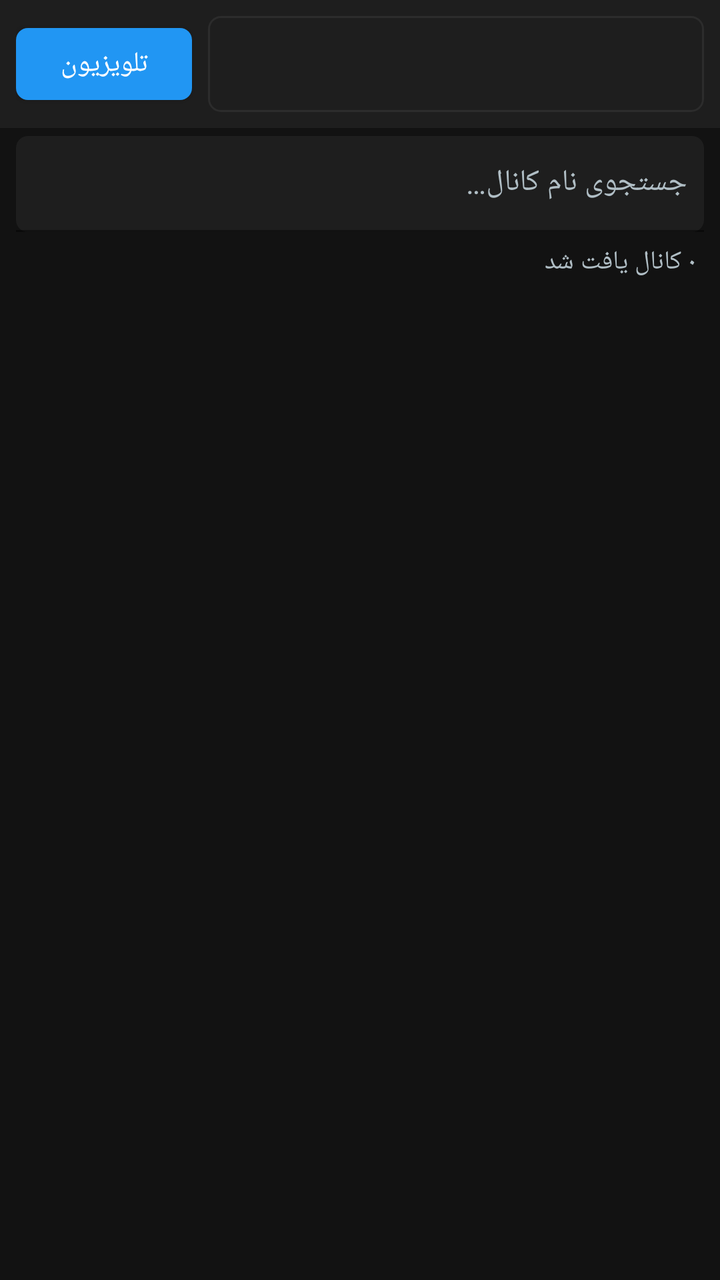
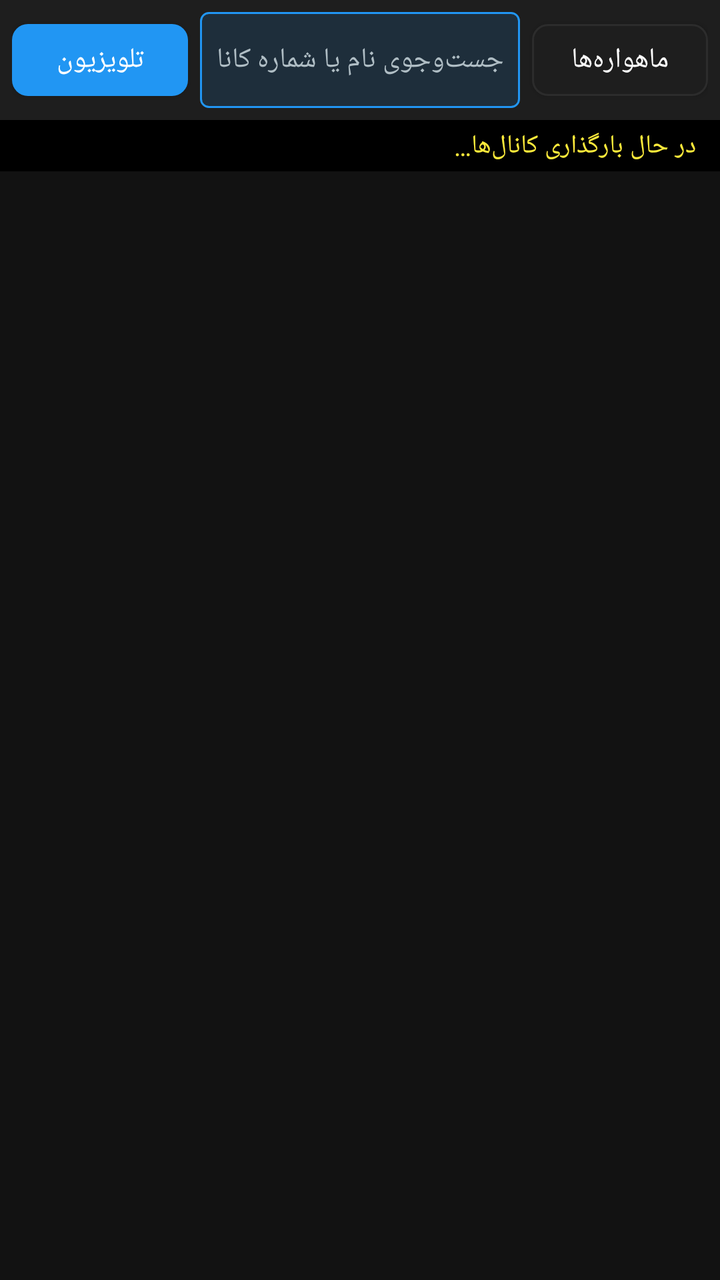

An Android layout rendered at two revisions. The XML below is the earlier revision; the diff shows what the commit changed to produce the second picture.
<!-- AndroidManifest.xml: application theme Theme.GMScreenAccessible -->
<!-- res/layout/fragment_channels.xml -->
<?xml version="1.0" encoding="utf-8"?>
<LinearLayout xmlns:android="http://schemas.android.com/apk/res/android"
    xmlns:app="http://schemas.android.com/apk/res-auto"
    android:layout_width="match_parent"
    android:layout_height="match_parent"
    android:orientation="vertical"
    android:background="@color/dark_bg">

    
    <LinearLayout
        android:id="@+id/containerPlayer"
        android:layout_width="match_parent"
        android:layout_height="220dp"
        android:orientation="vertical"
        android:background="@color/black"
        android:visibility="gone">

        <androidx.media3.ui.PlayerView
            android:id="@+id/playerView"
            android:layout_width="match_parent"
            android:layout_height="0dp"
            android:layout_weight="1"
            app:use_controller="true" />

        <LinearLayout
            android:layout_width="match_parent"
            android:layout_height="wrap_content"
            android:orientation="horizontal"
            android:background="@color/card_bg"
            android:padding="6dp"
            android:gravity="center_vertical">

            <TextView
                android:id="@+id/txtPlayerTitle"
                android:layout_width="0dp"
                android:layout_height="wrap_content"
                android:layout_weight="1"
                android:text="در حال پخش..."
                android:textColor="@color/text_primary"
                android:textSize="14sp"
                android:paddingStart="8dp"
                android:paddingEnd="8dp"
                android:singleLine="true" />

            <com.google.android.material.button.MaterialButton
                android:id="@+id/btnStopPlayer"
                android:layout_width="wrap_content"
                android:layout_height="40dp"
                android:text="@string/btn_stop_stream"
                android:textSize="13sp"
                android:textColor="@color/white"
                app:backgroundTint="@color/accent_red"
                app:cornerRadius="6dp" />
        </LinearLayout>
    </LinearLayout>

    
    <LinearLayout
        android:layout_width="match_parent"
        android:layout_height="wrap_content"
        android:orientation="horizontal"
        android:padding="8dp"
        android:gravity="center_vertical"
        android:background="@color/card_bg">

        
        <com.google.android.material.button.MaterialButton
            android:id="@+id/btnTvRadioToggle"
            android:layout_width="wrap_content"
            android:layout_height="48dp"
            android:text="@string/mode_tv"
            android:textSize="14sp"
            android:textColor="@color/white"
            app:backgroundTint="@color/primary"
            app:cornerRadius="6dp" />

        
        <Spinner
            android:id="@+id/spinnerSatellite"
            android:layout_width="0dp"
            android:layout_height="48dp"
            android:layout_weight="1"
            android:layout_marginStart="8dp"
            android:background="@drawable/spinner_bg"
            android:popupBackground="@color/card_bg"
            android:contentDescription="انتخاب ماهواره جهت فیلتر کانال‌ها" />

    </LinearLayout>

    
    <com.google.android.material.textfield.TextInputLayout
        android:id="@+id/layoutSearch"
        android:layout_width="match_parent"
        android:layout_height="wrap_content"
        android:paddingStart="8dp"
        android:paddingEnd="8dp"
        android:paddingTop="4dp"
        android:paddingBottom="4dp"
        android:hint="@string/search_channels_hint"
        android:textColorHint="@color/text_secondary"
        app:boxBackgroundColor="@color/card_bg"
        app:boxStrokeColor="@color/primary"
        app:boxCornerRadiusTopStart="6dp"
        app:boxCornerRadiusTopEnd="6dp"
        app:boxCornerRadiusBottomStart="6dp"
        app:boxCornerRadiusBottomEnd="6dp"
        app:endIconMode="clear_text">

        <com.google.android.material.textfield.TextInputEditText
            android:id="@+id/edtSearch"
            android:layout_width="match_parent"
            android:layout_height="48dp"
            android:padding="8dp"
            android:textColor="@color/text_primary"
            android:textSize="15sp"
            android:singleLine="true" />
    </com.google.android.material.textfield.TextInputLayout>

    
    <TextView
        android:id="@+id/txtChannelCount"
        android:layout_width="match_parent"
        android:layout_height="wrap_content"
        android:paddingStart="12dp"
        android:paddingEnd="12dp"
        android:paddingTop="2dp"
        android:paddingBottom="4dp"
        android:text="۰ کانال یافت شد"
        android:textColor="@color/text_secondary"
        android:textSize="13sp" />

    
    <androidx.recyclerview.widget.RecyclerView
        android:id="@+id/recyclerViewChannels"
        android:layout_width="match_parent"
        android:layout_height="0dp"
        android:layout_weight="1"
        android:clipToPadding="false"
        android:paddingBottom="12dp" />

</LinearLayout>
<!-- resources referenced by this layout -->
<resources>
  <color name="accent_red">#FFF44336</color>
  <color name="black">#FF000000</color>
  <color name="card_bg">#FF1E1E1E</color>
  <color name="dark_bg">#FF121212</color>
  <color name="primary">#FF2196F3</color>
  <color name="text_primary">#FFFFFFFF</color>
  <color name="text_secondary">#FFB0BEC5</color>
  <color name="white">#FFFFFFFF</color>
  <!-- drawable spinner_bg (drawable) -->
  <?xml version="1.0" encoding="utf-8"?>
  <shape xmlns:android="http://schemas.android.com/apk/res/android"
      android:shape="rectangle">
      <corners android:radius="6dp" />
      <solid android:color="@color/card_bg" />
      <stroke android:width="1dp" android:color="@color/divider" />
      <padding android:left="10dp" android:right="10dp" android:top="8dp" android:bottom="8dp" />
  </shape>
  <string name="btn_stop_stream">توقف پخش زنده</string>
  <string name="mode_tv">تلویزیون</string>
  <string name="search_channels_hint">جستجوی نام کانال…</string>
  <style name="Theme.GMScreenAccessible" parent="Theme.MaterialComponents.DayNight.NoActionBar">
          <item name="colorPrimary">@color/primary</item>
          <item name="colorPrimaryVariant">@color/primary_variant</item>
          <item name="colorOnPrimary">@color/white</item>
          <item name="colorSecondary">@color/secondary</item>
          <item name="android:statusBarColor">@color/dark_bg</item>
          <item name="android:windowBackground">@color/dark_bg</item>
      </style>
  <color name="divider">#FF2C2C2C</color>
  <color name="primary_variant">#FF1976D2</color>
  <color name="secondary">#FFFF9800</color>
</resources>

<!-- the commit's change to res/layout/fragment_channels.xml (unified diff, before → after) -->
@@ -8,60 +8,12 @@
 
     
     <LinearLayout
-        android:id="@+id/containerPlayer"
-        android:layout_width="match_parent"
-        android:layout_height="220dp"
-        android:orientation="vertical"
-        android:background="@color/black"
-        android:visibility="gone">
-
-        <androidx.media3.ui.PlayerView
-            android:id="@+id/playerView"
-            android:layout_width="match_parent"
-            android:layout_height="0dp"
-            android:layout_weight="1"
-            app:use_controller="true" />
-
-        <LinearLayout
-            android:layout_width="match_parent"
-            android:layout_height="wrap_content"
-            android:orientation="horizontal"
-            android:background="@color/card_bg"
-            android:padding="6dp"
-            android:gravity="center_vertical">
-
-            <TextView
-                android:id="@+id/txtPlayerTitle"
-                android:layout_width="0dp"
-                android:layout_height="wrap_content"
-                android:layout_weight="1"
-                android:text="در حال پخش..."
-                android:textColor="@color/text_primary"
-                android:textSize="14sp"
-                android:paddingStart="8dp"
-                android:paddingEnd="8dp"
-                android:singleLine="true" />
-
-            <com.google.android.material.button.MaterialButton
-                android:id="@+id/btnStopPlayer"
-                android:layout_width="wrap_content"
-                android:layout_height="40dp"
-                android:text="@string/btn_stop_stream"
-                android:textSize="13sp"
-                android:textColor="@color/white"
-                app:backgroundTint="@color/accent_red"
-                app:cornerRadius="6dp" />
-        </LinearLayout>
-    </LinearLayout>
-
-    
-    <LinearLayout
         android:layout_width="match_parent"
         android:layout_height="wrap_content"
         android:orientation="horizontal"
-        android:padding="8dp"
         android:gravity="center_vertical"
-        android:background="@color/card_bg">
+        android:background="@color/card_bg"
+        android:padding="6dp">
 
         
         <com.google.android.material.button.MaterialButton
@@ -69,65 +21,120 @@
             android:layout_width="wrap_content"
             android:layout_height="48dp"
             android:text="@string/mode_tv"
+            android:contentDescription="تغییر حالت به رادیو یا تلویزیون"
+            android:textColor="@color/white"
             android:textSize="14sp"
-            android:textColor="@color/white"
             app:backgroundTint="@color/primary"
-            app:cornerRadius="6dp" />
+            app:cornerRadius="8dp" />
 
         
-        <Spinner
-            android:id="@+id/spinnerSatellite"
+        <LinearLayout
             android:layout_width="0dp"
             android:layout_height="48dp"
             android:layout_weight="1"
-            android:layout_marginStart="8dp"
-            android:background="@drawable/spinner_bg"
-            android:popupBackground="@color/card_bg"
-            android:contentDescription="انتخاب ماهواره جهت فیلتر کانال‌ها" />
+            android:orientation="horizontal"
+            android:gravity="center_vertical"
+            android:background="@drawable/badge_bg"
+            android:layout_marginHorizontal="6dp"
+            android:paddingHorizontal="8dp">
+
+            <EditText
+                android:id="@+id/edtSearch"
+                android:layout_width="0dp"
+                android:layout_height="match_parent"
+                android:layout_weight="1"
+                android:background="@null"
+                android:hint="@string/search_channels_hint"
+                android:textColorHint="@color/text_secondary"
+                android:textColor="@color/text_primary"
+                android:textSize="14sp"
+                android:singleLine="true"
+                android:imeOptions="actionSearch" />
+
+            
+            <ImageButton
+                android:id="@+id/btnClearSearch"
+                android:layout_width="36dp"
+                android:layout_height="36dp"
+                android:background="?attr/selectableItemBackgroundBorderless"
+                android:src="@android:drawable/ic_menu_close_clear_cancel"
+                android:contentDescription="@string/btn_clear_search"
+                android:visibility="gone"
+                app:tint="@color/text_secondary" />
+        </LinearLayout>
+
+        
+        <com.google.android.material.button.MaterialButton
+            android:id="@+id/btnSatelliteFilter"
+            android:layout_width="wrap_content"
+            android:layout_height="48dp"
+            android:text="ماهواره‌ها"
+            android:contentDescription="انتخاب و فیلتر ماهواره"
+            android:textColor="@color/text_primary"
+            android:textSize="14sp"
+            app:strokeColor="@color/divider"
+            app:strokeWidth="1dp"
+            app:backgroundTint="@color/card_bg"
+            app:cornerRadius="8dp" />
 
     </LinearLayout>
-
-    
-    <com.google.android.material.textfield.TextInputLayout
-        android:id="@+id/layoutSearch"
-        android:layout_width="match_parent"
-        android:layout_height="wrap_content"
-        android:paddingStart="8dp"
-        android:paddingEnd="8dp"
-        android:paddingTop="4dp"
-        android:paddingBottom="4dp"
-        android:hint="@string/search_channels_hint"
-        android:textColorHint="@color/text_secondary"
-        app:boxBackgroundColor="@color/card_bg"
-        app:boxStrokeColor="@color/primary"
-        app:boxCornerRadiusTopStart="6dp"
-        app:boxCornerRadiusTopEnd="6dp"
-        app:boxCornerRadiusBottomStart="6dp"
-        app:boxCornerRadiusBottomEnd="6dp"
-        app:endIconMode="clear_text">
-
-        <com.google.android.material.textfield.TextInputEditText
-            android:id="@+id/edtSearch"
-            android:layout_width="match_parent"
-            android:layout_height="48dp"
-            android:padding="8dp"
-            android:textColor="@color/text_primary"
-            android:textSize="15sp"
-            android:singleLine="true" />
-    </com.google.android.material.textfield.TextInputLayout>
 
     
     <TextView
         android:id="@+id/txtChannelCount"
         android:layout_width="match_parent"
         android:layout_height="wrap_content"
-        android:paddingStart="12dp"
-        android:paddingEnd="12dp"
-        android:paddingTop="2dp"
-        android:paddingBottom="4dp"
-        android:text="۰ کانال یافت شد"
-        android:textColor="@color/text_secondary"
-        android:textSize="13sp" />
+        android:background="@color/black"
+        android:paddingHorizontal="12dp"
+        android:paddingVertical="4dp"
+        android:text="در حال بارگذاری کانال‌ها…"
+        android:textColor="@color/accent_yellow"
+        android:textSize="13sp"
+        android:focusable="true" />
+
+    
+    <LinearLayout
+        android:id="@+id/containerPlayer"
+        android:layout_width="match_parent"
+        android:layout_height="wrap_content"
+        android:orientation="vertical"
+        android:background="@color/black"
+        android:visibility="gone">
+
+        <LinearLayout
+            android:layout_width="match_parent"
+            android:layout_height="wrap_content"
+            android:orientation="horizontal"
+            android:gravity="center_vertical"
+            android:padding="6dp">
+
+            <TextView
+                android:id="@+id/txtPlayerTitle"
+                android:layout_width="0dp"
+                android:layout_height="wrap_content"
+                android:layout_weight="1"
+                android:text="پخش زنده"
+                android:textColor="@color/white"
+                android:textSize="15sp"
+                android:textStyle="bold" />
+
+            <com.google.android.material.button.MaterialButton
+                android:id="@+id/btnStopPlayer"
+                android:layout_width="wrap_content"
+                android:layout_height="40dp"
+                android:text="@string/btn_stop_stream"
+                android:textColor="@color/white"
+                android:textSize="12sp"
+                app:backgroundTint="@color/accent_red"
+                app:cornerRadius="6dp" />
+        </LinearLayout>
+
+        <androidx.media3.ui.PlayerView
+            android:id="@+id/playerView"
+            android:layout_width="match_parent"
+            android:layout_height="220dp"
+            app:use_controller="true" />
+    </LinearLayout>
 
     
     <androidx.recyclerview.widget.RecyclerView
@@ -135,7 +142,7 @@
         android:layout_width="match_parent"
         android:layout_height="0dp"
         android:layout_weight="1"
-        android:clipToPadding="false"
-        android:paddingBottom="12dp" />
+        android:paddingVertical="4dp"
+        android:clipToPadding="false" />
 
 </LinearLayout>
<!-- resource entries referenced after the edit -->
@@ -1,6 +1,7 @@
 <!-- resources referenced by this layout -->
 <resources>
   <color name="accent_red">#FFF44336</color>
+  <color name="accent_yellow">#FFFFEB3B</color>
   <color name="black">#FF000000</color>
   <color name="card_bg">#FF1E1E1E</color>
   <color name="dark_bg">#FF121212</color>
@@ -8,18 +9,18 @@
   <color name="text_primary">#FFFFFFFF</color>
   <color name="text_secondary">#FFB0BEC5</color>
   <color name="white">#FFFFFFFF</color>
-  <!-- drawable spinner_bg (drawable) -->
+  <!-- drawable badge_bg (drawable) -->
   <?xml version="1.0" encoding="utf-8"?>
   <shape xmlns:android="http://schemas.android.com/apk/res/android"
       android:shape="rectangle">
-      <corners android:radius="6dp" />
-      <solid android:color="@color/card_bg" />
-      <stroke android:width="1dp" android:color="@color/divider" />
-      <padding android:left="10dp" android:right="10dp" android:top="8dp" android:bottom="8dp" />
+      <corners android:radius="4dp" />
+      <stroke android:width="1dp" android:color="@color/primary" />
+      <solid android:color="#222196F3" />
   </shape>
+  <string name="btn_clear_search">پاک کردن متن جست‌وجو</string>
   <string name="btn_stop_stream">توقف پخش زنده</string>
   <string name="mode_tv">تلویزیون</string>
-  <string name="search_channels_hint">جستجوی نام کانال…</string>
+  <string name="search_channels_hint">جست‌وجوی نام یا شماره کانال…</string>
   <style name="Theme.GMScreenAccessible" parent="Theme.MaterialComponents.DayNight.NoActionBar">
           <item name="colorPrimary">@color/primary</item>
           <item name="colorPrimaryVariant">@color/primary_variant</item>
